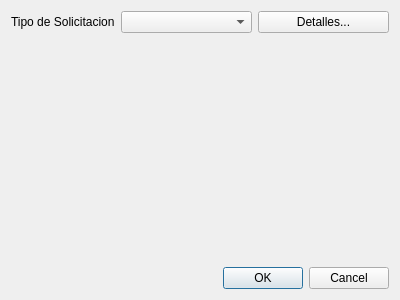
Old version of the form mkstools/dialogs/dlgeditorsolicitaciones.ui in the repository diegowald/mkstools.
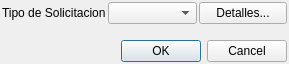
New version of the form.

Patch:
```diff
--- a/mkstools/dialogs/dlgeditorsolicitaciones.ui
+++ b/mkstools/dialogs/dlgeditorsolicitaciones.ui
@@ -6,16 +6,37 @@
    <rect>
     <x>0</x>
     <y>0</y>
-    <width>400</width>
-    <height>300</height>
+    <width>289</width>
+    <height>64</height>
    </rect>
   </property>
   <property name="windowTitle">
    <string>Solicitaciones</string>
   </property>
   <layout class="QVBoxLayout" name="verticalLayout">
+   <property name="spacing">
+    <number>2</number>
+   </property>
+   <property name="leftMargin">
+    <number>2</number>
+   </property>
+   <property name="topMargin">
+    <number>2</number>
+   </property>
+   <property name="rightMargin">
+    <number>2</number>
+   </property>
+   <property name="bottomMargin">
+    <number>2</number>
+   </property>
    <item>
     <layout class="QFormLayout" name="formLayout">
+     <property name="horizontalSpacing">
+      <number>2</number>
+     </property>
+     <property name="verticalSpacing">
+      <number>2</number>
+     </property>
      <item row="0" column="0">
       <widget class="QLabel" name="label">
        <property name="text">
@@ -25,6 +46,9 @@
      </item>
      <item row="0" column="1">
       <layout class="QHBoxLayout" name="horizontalLayout">
+       <property name="spacing">
+        <number>2</number>
+       </property>
        <item>
         <widget class="QComboBox" name="cboTipoSolicitaciones"/>
        </item>
```
